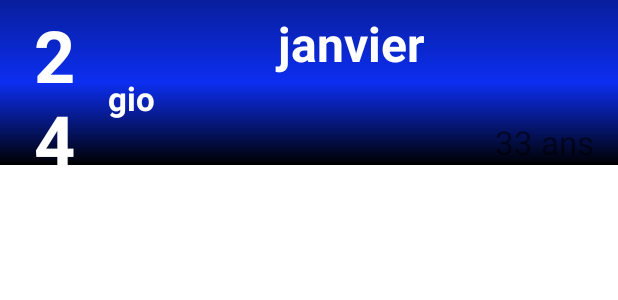
After one commit to 0Gio37/birthday-app-front, an Android app: the layout item_birthday.xml on its own in the app's theme, with its tools: preview values and no code run, on a phone screen of 412 x 824 dp. The commit adds this screen. Shown: the top 300 px of the screen. Run offline under Robolectric (Android 15) with nearby library versions, the phone set to English and light mode, and no system bars.

Commit message:
main activity in progress

```diff
--- a/app/build.gradle
+++ b/app/build.gradle
@@ -33,6 +33,7 @@ android {
 dependencies {
 
     implementation 'androidx.appcompat:appcompat:1.4.2'
+    implementation 'androidx.recyclerview:recyclerview:1.2.0-alpha05'
     implementation 'com.google.android.material:material:1.6.1'
     implementation 'androidx.constraintlayout:constraintlayout:2.1.4'
     implementation 'androidx.annotation:annotation:1.4.0'
--- a/app/src/main/java/com/georges/android/birthday_app_front/utils/UtilApi.java
+++ b/app/src/main/java/com/georges/android/birthday_app_front/utils/UtilApi.java
@@ -71,6 +71,7 @@ public class UtilApi {
                 else {
                     callback.fail("onResponse error post: api response not valid");
                 }
+
             }
         });
 
--- /dev/null
+++ b/app/src/main/res/drawable/background_theme.xml
@@ -0,0 +1,14 @@
+<?xml version="1.0" encoding="utf-8"?>
+<layer-list xmlns:android="http://schemas.android.com/apk/res/android"
+    android:opacity="opaque">
+    <item>
+        <shape>
+            <gradient
+                android:angle="90"
+                android:startColor="#000"
+                android:centerColor="#0c2ef0"
+                android:endColor="#081e9c"
+                android:type="linear" />
+        </shape>
+    </item>
+</layer-list>
--- a/app/src/main/res/layout/activity_login.xml
+++ b/app/src/main/res/layout/activity_login.xml
@@ -10,7 +10,8 @@
     android:paddingTop="@dimen/activity_vertical_margin"
     android:paddingRight="@dimen/activity_horizontal_margin"
     android:paddingBottom="@dimen/activity_vertical_margin"
-    tools:context=".activities.LoginActivity">
+    tools:context=".activities.LoginActivity"
+    android:background="@drawable/background_theme">
 
     <EditText
         android:id="@+id/edit_text_username"
@@ -18,6 +19,7 @@
         android:layout_height="wrap_content"
         android:layout_marginTop="96dp"
         android:hint="@string/prompt_username"
+        android:textColorHint="@color/white"
         android:inputType="text"
         android:selectAllOnFocus="true"
         app:layout_constraintEnd_toEndOf="parent"
@@ -30,6 +32,7 @@
         android:layout_height="wrap_content"
         android:layout_marginTop="8dp"
         android:hint="@string/prompt_password"
+        android:textColorHint="@color/white"
         android:imeActionLabel="@string/action_sign_in_short"
         android:imeOptions="actionDone"
         android:inputType="textPassword"
@@ -40,6 +43,7 @@
 
     <Button
         android:id="@+id/btn_login"
+        android:textColor="@color/white"
         android:layout_width="wrap_content"
         android:layout_height="wrap_content"
         android:layout_gravity="start"
--- /dev/null
+++ b/app/src/main/res/layout/item_birthday.xml
@@ -0,0 +1,59 @@
+<?xml version="1.0" encoding="utf-8"?>
+<LinearLayout xmlns:android="http://schemas.android.com/apk/res/android"
+    xmlns:tools="http://schemas.android.com/tools"
+    android:layout_width="match_parent"
+    android:layout_height="110dp"
+    android:orientation="horizontal"
+    android:paddingTop="4dp"
+    android:background="@drawable/background_theme">
+
+    <TextView
+        android:id="@+id/text_view_item_date_number"
+        android:layout_width="40dp"
+        android:layout_height="match_parent"
+        android:layout_marginLeft="16dp"
+        android:layout_marginRight="16dp"
+        android:gravity="center"
+        android:textColor="@color/white"
+        android:textSize="48sp"
+        android:textStyle="bold"
+        tools:text="24" />
+
+    <LinearLayout
+        android:layout_width="match_parent"
+        android:layout_height="match_parent"
+        android:layout_marginRight="16dp"
+        android:orientation="vertical"
+        android:paddingTop="3dp">
+
+        <TextView
+            android:id="@+id/text_view_item_date_month"
+            android:layout_height="wrap_content"
+            android:layout_width="match_parent"
+            android:layout_marginLeft="16dp"
+            android:layout_marginRight="16dp"
+            android:textColor="@color/white"
+            android:textSize="32sp"
+            android:textStyle="bold"
+            android:textAlignment="center"
+            tools:text="janvier" />
+
+        <TextView
+            android:textColor="@color/white"
+            android:id="@+id/text_view_item_name"
+            android:layout_width="match_parent"
+            android:layout_height="wrap_content"
+            android:text="gio"
+            android:textSize="22sp"
+            android:textStyle="bold" />
+
+        <TextView
+            android:id="@+id/text_view_item_age"
+            android:layout_width="match_parent"
+            android:layout_height="wrap_content"
+            android:textAlignment="textEnd"
+            android:text="33 ans"
+            android:textSize="22sp" />
+    </LinearLayout>
+
+</LinearLayout>
```
Also changed, not shown: app/src/main/java/com/georges/android/birthday_app_front/activities/LoginActivity.java (+2 -16 lines), app/src/main/java/com/georges/android/birthday_app_front/activities/MainActivity.java (+38 -0 lines), app/src/main/java/com/georges/android/birthday_app_front/adaptater/BirthdayAdaptater.java (added, +38 -0 lines), app/src/main/java/com/georges/android/birthday_app_front/models/Birthday.java (added, +39 -0 lines), app/src/main/java/com/georges/android/birthday_app_front/models/Users.java (+57 -0 lines), app/src/main/java/com/georges/android/birthday_app_front/utils/Util.java (+27 -15 lines).
